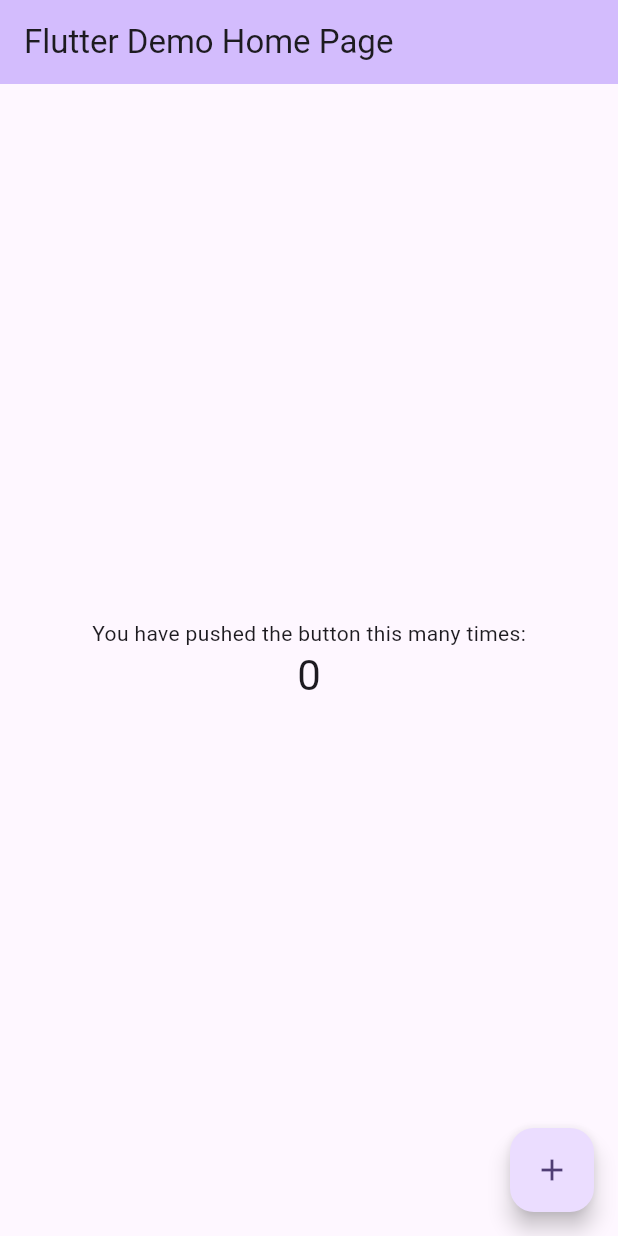
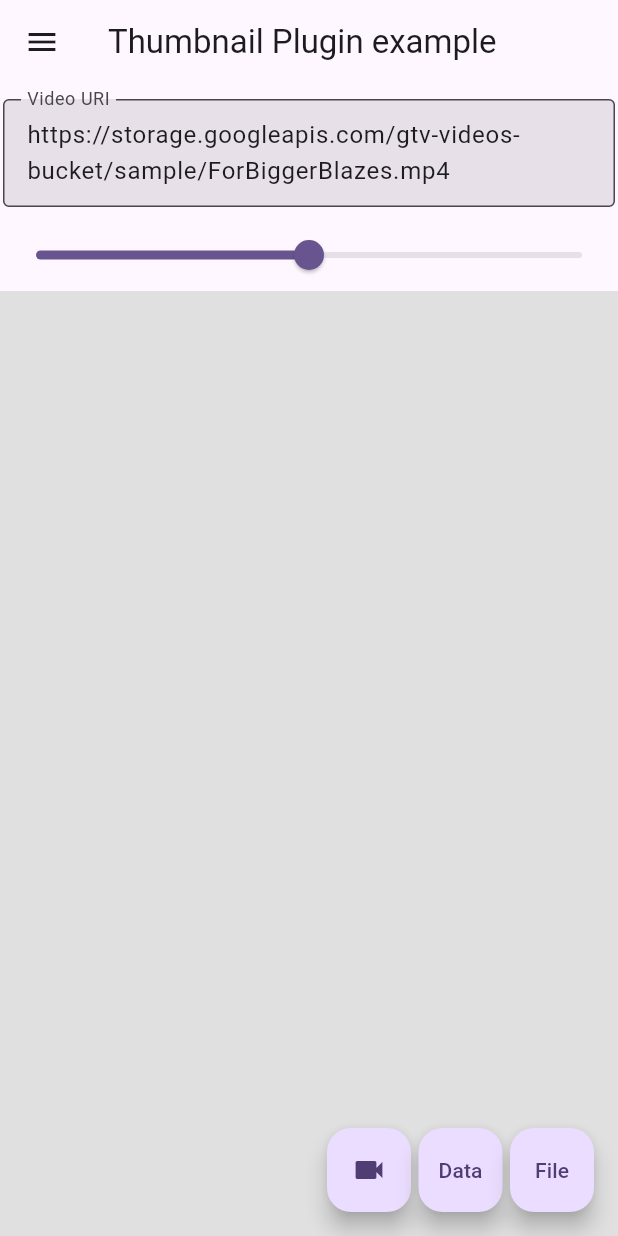
Before and after one commit to DivyankSisodia/video-color-extractor-App, a Flutter app: the screen it shows after launch, on a phone screen of 412 x 824 dp. Run offline on Flutter 3.47's test engine with Material 3 defaults, Android fonts, the phone set to English and light mode, and no system bars; our stand-ins replace image_picker, palette_generator, video_player; missing offline and left inert: video_thumbnail.

Commit message:
refactored Home screen widgets

```diff
--- a/lib/main.dart
+++ b/lib/main.dart
@@ -1,4 +1,6 @@
 import 'package:flutter/material.dart';
+
+import 'screens/home_screen.dart';
 
 void main() {
   runApp(const MyApp());
@@ -13,113 +15,10 @@ class MyApp extends StatelessWidget {
     return MaterialApp(
       title: 'Flutter Demo',
       theme: ThemeData(
-        // This is the theme of your application.
-        //
-        // TRY THIS: Try running your application with "flutter run". You'll see
-        // the application has a purple toolbar. Then, without quitting the app,
-        // try changing the seedColor in the colorScheme below to Colors.green
-        // and then invoke "hot reload" (save your changes or press the "hot
-        // reload" button in a Flutter-supported IDE, or press "r" if you used
-        // the command line to start the app).
-        //
-        // Notice that the counter didn't reset back to zero; the application
-        // state is not lost during the reload. To reset the state, use hot
-        // restart instead.
-        //
-        // This works for code too, not just values: Most code changes can be
-        // tested with just a hot reload.
         colorScheme: ColorScheme.fromSeed(seedColor: Colors.deepPurple),
         useMaterial3: true,
       ),
-      home: const MyHomePage(title: 'Flutter Demo Home Page'),
+      home: const DemoHome(),
     );
   }
 }
-
-class MyHomePage extends StatefulWidget {
-  const MyHomePage({super.key, required this.title});
-
-  // This widget is the home page of your application. It is stateful, meaning
-  // that it has a State object (defined below) that contains fields that affect
-  // how it looks.
-
-  // This class is the configuration for the state. It holds the values (in this
-  // case the title) provided by the parent (in this case the App widget) and
-  // used by the build method of the State. Fields in a Widget subclass are
-  // always marked "final".
-
-  final String title;
-
-  @override
-  State<MyHomePage> createState() => _MyHomePageState();
-}
-
-class _MyHomePageState extends State<MyHomePage> {
-  int _counter = 0;
-
-  void _incrementCounter() {
-    setState(() {
-      // This call to setState tells the Flutter framework that something has
-      // changed in this State, which causes it to rerun the build method below
-      // so that the display can reflect the updated values. If we changed
-      // _counter without calling setState(), then the build method would not be
-      // called again, and so nothing would appear to happen.
-      _counter++;
-    });
-  }
-
-  @override
-  Widget build(BuildContext context) {
-    // This method is rerun every time setState is called, for instance as done
-    // by the _incrementCounter method above.
-    //
-    // The Flutter framework has been optimized to make rerunning build methods
-    // fast, so that you can just rebuild anything that needs updating rather
-    // than having to individually change instances of widgets.
-    return Scaffold(
-      appBar: AppBar(
-        // TRY THIS: Try changing the color here to a specific color (to
-        // Colors.amber, perhaps?) and trigger a hot reload to see the AppBar
-        // change color while the other colors stay the same.
-        backgroundColor: Theme.of(context).colorScheme.inversePrimary,
-        // Here we take the value from the MyHomePage object that was created by
-        // the App.build method, and use it to set our appbar title.
-        title: Text(widget.title),
-      ),
-      body: Center(
-        // Center is a layout widget. It takes a single child and positions it
-        // in the middle of the parent.
-        child: Column(
-          // Column is also a layout widget. It takes a list of children and
-          // arranges them vertically. By default, it sizes itself to fit its
-          // children horizontally, and tries to be as tall as its parent.
-          //
-          // Column has various properties to control how it sizes itself and
-          // how it positions its children. Here we use mainAxisAlignment to
-          // center the children vertically; the main axis here is the vertical
-          // axis because Columns are vertical (the cross axis would be
-          // horizontal).
-          //
-          // TRY THIS: Invoke "debug painting" (choose the "Toggle Debug Paint"
-          // action in the IDE, or press "p" in the console), to see the
-          // wireframe for each widget.
-          mainAxisAlignment: MainAxisAlignment.center,
-          children: <Widget>[
-            const Text(
-              'You have pushed the button this many times:',
-            ),
-            Text(
-              '$_counter',
-              style: Theme.of(context).textTheme.headlineMedium,
-            ),
-          ],
-        ),
-      ),
-      floatingActionButton: FloatingActionButton(
-        onPressed: _incrementCounter,
-        tooltip: 'Increment',
-        child: const Icon(Icons.add),
-      ), // This trailing comma makes auto-formatting nicer for build methods.
-    );
-  }
-}
--- /dev/null
+++ b/lib/screens/home_screen.dart
@@ -0,0 +1,174 @@
+import 'package:flutter/material.dart';
+import 'package:image_picker/image_picker.dart';
+import 'package:path_provider/path_provider.dart';
+import 'package:video_thumbnail/video_thumbnail.dart';
+import '../widgets/image_widget.dart';
+import '../widgets/video_images.dart';
+
+class DemoHome extends StatefulWidget {
+  const DemoHome({Key? key}) : super(key: key);
+
+  @override
+  _DemoHomeState createState() => _DemoHomeState();
+}
+
+class _DemoHomeState extends State<DemoHome> {
+  final _editNode = FocusNode();
+  final _video = TextEditingController(
+    text:
+        "https://storage.googleapis.com/gtv-videos-bucket/sample/ForBiggerBlazes.mp4",
+  );
+  ImageFormat _format = ImageFormat.JPEG;
+  int _quality = 50;
+  int _sizeH = 0;
+  int _sizeW = 0;
+  int _timeMs = 0;
+
+  GenThumbnailImage? _futureImage;
+
+  late String _tempDir;
+
+  @override
+  void initState() {
+    super.initState();
+    getTemporaryDirectory().then((d) => _tempDir = d.path);
+  }
+
+  @override
+  Widget build(BuildContext context) {
+    final _settings = <Widget>[
+      Slider(
+        value: _quality * 1.0,
+        onChanged: (v) => setState(() {
+          _editNode.unfocus();
+          _quality = v.toInt();
+        }),
+        max: 100.0,
+        divisions: 100,
+        label: "$_quality",
+      ),
+    ];
+    return Scaffold(
+      appBar: AppBar(
+        title: const Text('Thumbnail Plugin example'),
+      ),
+      body: Column(
+        mainAxisAlignment: MainAxisAlignment.start,
+        mainAxisSize: MainAxisSize.min,
+        children: <Widget>[
+          Padding(
+            padding: const EdgeInsets.fromLTRB(2.0, 10.0, 2.0, 8.0),
+            child: TextField(
+              decoration: const InputDecoration(
+                border: OutlineInputBorder(),
+                filled: true,
+                isDense: true,
+                labelText: "Video URI",
+              ),
+              maxLines: null,
+              controller: _video,
+              focusNode: _editNode,
+              keyboardType: TextInputType.url,
+              textInputAction: TextInputAction.done,
+              onEditingComplete: () {
+                _editNode.unfocus();
+              },
+            ),
+          ),
+          for (var i in _settings) i,
+          Expanded(
+            child: Container(
+              color: Colors.grey[300],
+              child: Scrollbar(
+                child: ListView(
+                  shrinkWrap: true,
+                  children: <Widget>[
+                    if (_futureImage != null) _futureImage!,
+                  ],
+                ),
+              ),
+            ),
+          ),
+        ],
+      ),
+      drawer: Drawer(
+        child: Column(
+          children: <Widget>[
+            AppBar(
+              title: const Text("Settings"),
+              actions: <Widget>[
+                IconButton(
+                  icon: const Icon(Icons.close),
+                  onPressed: () => Navigator.pop(context),
+                )
+              ],
+            ),
+            for (var i in _settings) i,
+          ],
+        ),
+      ),
+      floatingActionButton: Row(
+        mainAxisAlignment: MainAxisAlignment.end,
+        mainAxisSize: MainAxisSize.min,
+        children: <Widget>[
+          FloatingActionButton(
+            onPressed: () async {
+              final ImagePicker _picker = ImagePicker();
+              XFile? video =
+                  await _picker.pickVideo(source: ImageSource.gallery);
+              if (video != null) {
+                setState(() {
+                  _video.text = video.path;
+                });
+              }
+            },
+            tooltip: "Select a video from gallery",
+            child: const Icon(Icons.videocam),
+          ),
+          const SizedBox(width: 5.0),
+          FloatingActionButton(
+            tooltip: "Generate a data of thumbnail",
+            onPressed: () async {
+              setState(() {
+                _futureImage = GenThumbnailImage(
+                  thumbnailRequest: ThumbnailRequest(
+                    video: _video.text,
+                    thumbnailPath: "",
+                    imageFormat: _format,
+                    maxHeight: _sizeH,
+                    maxWidth: _sizeW,
+                    timeMs: _timeMs,
+                    quality: _quality,
+                  ),
+                  key: UniqueKey(),
+                );
+              });
+            },
+            child: const Text("Data"),
+          ),
+          const SizedBox(width: 5.0),
+          FloatingActionButton(
+            tooltip: "Generate a file of thumbnail",
+            onPressed: () async {
+              setState(() {
+                _futureImage = GenThumbnailImage(
+                  thumbnailRequest: ThumbnailRequest(
+                    video: _video.text,
+                    thumbnailPath: _tempDir,
+                    imageFormat: _format,
+                    maxHeight: _sizeH,
+                    maxWidth: _sizeW,
+                    timeMs: _timeMs,
+                    quality: _quality,
+                  ),
+                  key: UniqueKey(),
+                );
+              });
+            },
+            child: const Text("File"),
+          ),
+        ],
+      ),
+    );
+  }
+}
--- /dev/null
+++ b/lib/widgets/video_images.dart
@@ -0,0 +1,108 @@
+import 'dart:async';
+import 'dart:io';
+import 'dart:typed_data';
+import 'package:flutter/material.dart';
+import 'package:palette_generator/palette_generator.dart';
+import 'package:video_thumbnail/video_thumbnail.dart';
+
+class ThumbnailRequest {
+  final String video;
+  final String thumbnailPath;
+  final ImageFormat imageFormat;
+  final int maxHeight;
+  final int maxWidth;
+  final int timeMs;
+  final int quality;
+
+  const ThumbnailRequest({
+    required this.video,
+    required this.thumbnailPath,
+    required this.imageFormat,
+    required this.maxHeight,
+    required this.maxWidth,
+    required this.timeMs,
+    required this.quality,
+  });
+}
+
+class ThumbnailResult {
+  final Image image;
+  final int dataSize;
+  final int height;
+  final int width;
+  final List<PaletteColor> dominantColors;
+  const ThumbnailResult({
+    required this.image,
+    required this.dataSize,
+    required this.height,
+    required this.width,
+    required this.dominantColors,
+  });
+}
+
+Future<ThumbnailResult> genThumbnail(ThumbnailRequest r) async {
+  Uint8List bytes;
+  final Completer<ThumbnailResult> completer = Completer();
+  if (r.thumbnailPath != null) {
+    final thumbnailPath = await VideoThumbnail.thumbnailFile(
+      video: r.video,
+      headers: {
+        "USERHEADER1": "user defined header1",
+        "USERHEADER2": "user defined header2",
+      },
+      thumbnailPath: r.thumbnailPath,
+      imageFormat: r.imageFormat,
+      maxHeight: r.maxHeight,
+      maxWidth: r.maxWidth,
+      timeMs: r.timeMs,
+      quality: r.quality,
+    );
+
+    print("thumbnail file is located: $thumbnailPath");
+
+    final file = File(thumbnailPath!);
+    bytes = file.readAsBytesSync();
+  } else {
+    bytes = (await VideoThumbnail.thumbnailData(
+      video: r.video,
+      headers: {
+        "USERHEADER1": "user defined header1",
+        "USERHEADER2": "user defined header2",
+      },
+      imageFormat: r.imageFormat,
+      maxHeight: r.maxHeight,
+      maxWidth: r.maxWidth,
+      timeMs: r.timeMs,
+      quality: r.quality,
+    ))!;
+  }
+
+  int _imageDataSize = bytes.length;
+  print("image size: $_imageDataSize");
+
+  final _image = Image.memory(bytes);
+  _image.image.resolve(const ImageConfiguration()).addListener(
+    ImageStreamListener((ImageInfo info, bool _) async {
+      final PaletteGenerator paletteGenerator =
+          await PaletteGenerator.fromImageProvider(_image.image,
+              size: Size(
+                  info.image.width.toDouble(), info.image.height.toDouble()));
+      final List<PaletteColor> dominantColors = paletteGenerator.paletteColors
+          .toList()
+        ..sort((a, b) => b.population.compareTo(a.population));
+
+      List<PaletteColor> topThreeColors = dominantColors.length > 2
+          ? dominantColors.sublist(0, 3)
+          : dominantColors;
+
+      completer.complete(ThumbnailResult(
+        image: _image,
+        dataSize: _imageDataSize,
+        height: info.image.height,
+        width: info.image.width,
+        dominantColors: topThreeColors,
+      ));
+    }),
+  );
+  return completer.future;
+}
```
Also changed, not shown: lib/widgets/image_widget.dart (added, +145 -0 lines), pubspec.yaml (+10 -17 lines), pubspec.lock, 10 other files.
